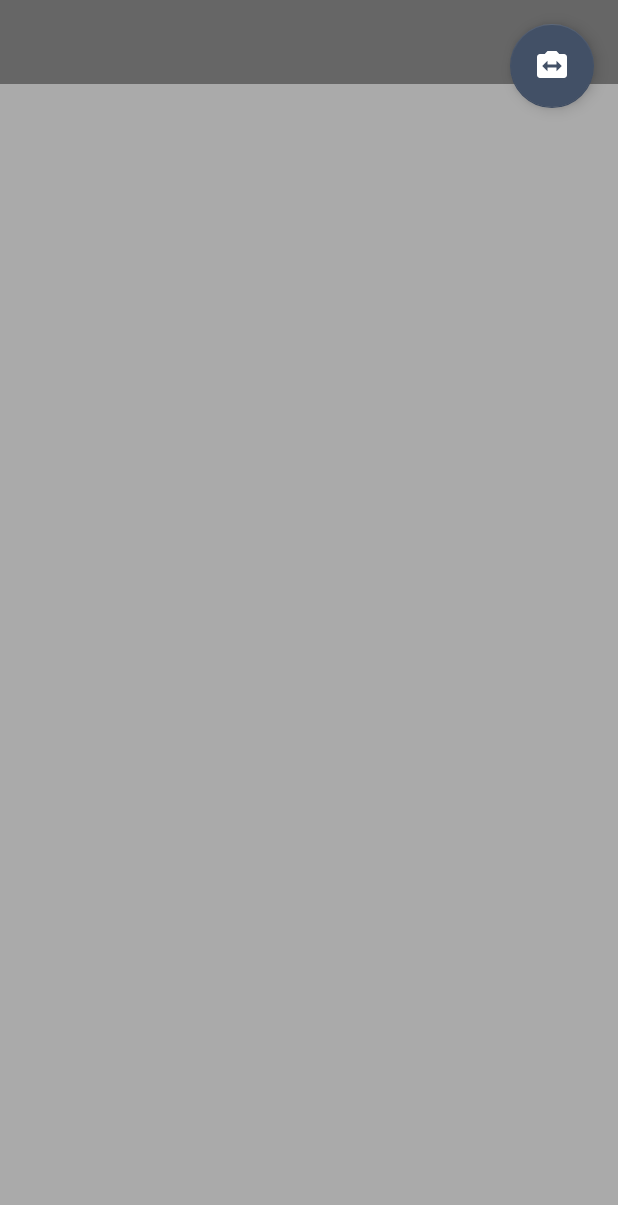
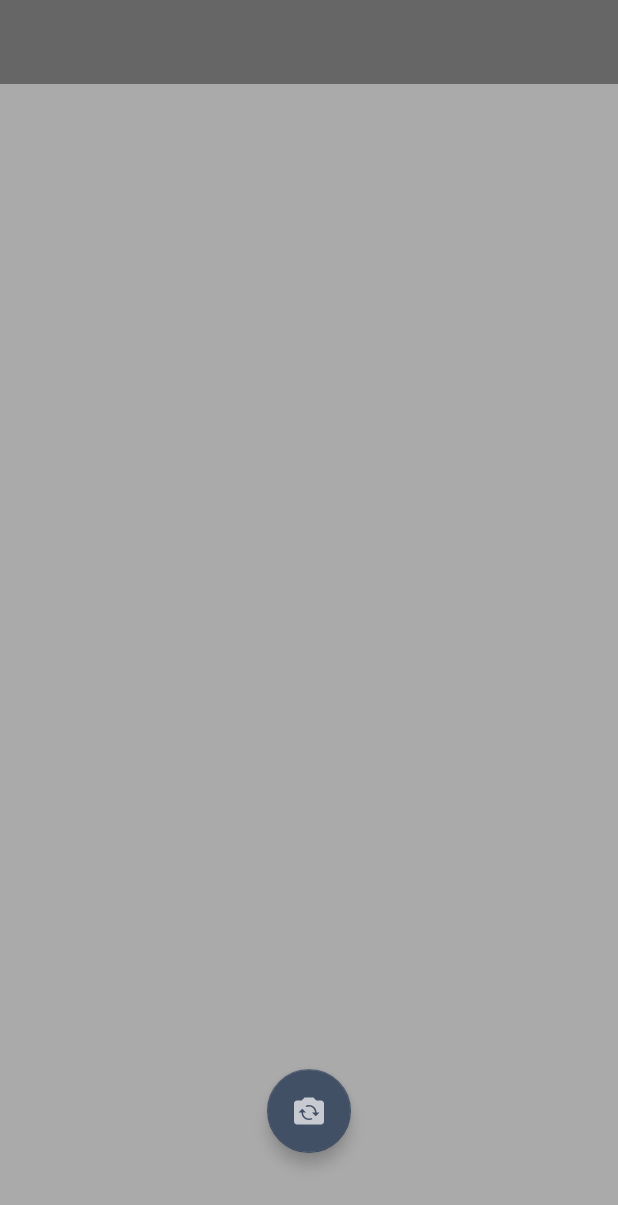
Before and after one commit to Aseptrisna/latihan, an Android app: the layout tfe_od_activity_camera.xml on its own in the app's theme, with its tools: preview values and no code run, on a phone screen of 412 x 824 dp. Shown: the top 1205 px of the screen. Run offline under Robolectric (Android 15) with nearby library versions, the phone set to English and light mode, and no system bars.

```diff
--- a/app/build.gradle
+++ b/app/build.gradle
@@ -43,6 +43,7 @@ dependencies {
     implementation fileTree(dir: 'libs', include: ['*.jar','*.aar'])
     implementation 'androidx.appcompat:appcompat:1.0.0'
     implementation 'androidx.coordinatorlayout:coordinatorlayout:1.0.0'
+    implementation 'androidx.constraintlayout:constraintlayout:2.0.4'
     implementation 'com.google.android.material:material:1.0.0'
     implementation('org.tensorflow:tensorflow-lite:0.0.0-nightly') { changing = true }
     androidTestImplementation 'androidx.test.ext:junit:1.1.1'
--- a/app/src/main/AndroidManifest.xml
+++ b/app/src/main/AndroidManifest.xml
@@ -15,9 +15,9 @@
 
     <application
         android:allowBackup="false"
-        android:icon="@drawable/ic_logo"
+        android:icon="@drawable/fm"
         android:label="@string/tfe_od_app_name"
-        android:roundIcon="@drawable/ic_logo"
+        android:roundIcon="@drawable/fm"
         android:supportsRtl="true"
         android:theme="@style/AppTheme.ObjectDetection">
         <uses-library android:name="org.apache.http.legacy" android:required="false"/>
--- /dev/null
+++ b/app/src/main/assets/labels.txt
@@ -0,0 +1,2 @@
+mask
+no mask
--- a/app/src/main/java/org/tensorflow/lite/examples/detection/Controler/Sensor.java
+++ b/app/src/main/java/org/tensorflow/lite/examples/detection/Controler/Sensor.java
@@ -20,8 +20,10 @@ final Mysensor mysensor;
     public Sensor(Mysensor mysensor) {
         this.mysensor = mysensor;
     }
-    public void Simpan(String mac, String suhu, String keterangan, String gambar){
-        retrofit2.Call<ResponseBody> call = InitRetrofit.getInstance().getApi().SimpanSensor(keterangan,mac,gambar,suhu);
+    public void Simpan(String mac, String suhu, String suhuruangan, String Hasil, String keterangan, String gambar ){
+        Log.d("suhu hasilnya :",Hasil);
+        Log.d("Keterangan :",Hasil);
+        retrofit2.Call<ResponseBody> call = InitRetrofit.getInstance().getApi().SimpanSensor(keterangan,mac,gambar,suhuruangan,suhu,Hasil);
         call.enqueue(new Callback<ResponseBody>() {
             @Override
             public void onResponse(Call<ResponseBody> call, Response<ResponseBody> response) {
--- a/app/src/main/java/org/tensorflow/lite/examples/detection/Server/ApiServices.java
+++ b/app/src/main/java/org/tensorflow/lite/examples/detection/Server/ApiServices.java
@@ -11,8 +11,10 @@ public interface ApiServices {
     @POST("simpan.php")
     Call<ResponseBody> SimpanSensor(
             @Field("Keterangan") String keterangan,
-            @Field("Serial_Number") String serial_nuber,
+            @Field("Serial_Number") String serial_number,
             @Field("Gambar") String gambar,
-            @Field("Suhu_Tubuh") String suhu_tubuh
+            @Field("suhuruangan") String suhuruangan,
+            @Field("Suhu_Tubuh") String suhu_tubuh,
+            @Field("suhuhasil") String suhuhasil
     );
 }
--- a/app/src/main/java/org/tensorflow/lite/examples/detection/Server/InitRetrofit.java
+++ b/app/src/main/java/org/tensorflow/lite/examples/detection/Server/InitRetrofit.java
@@ -8,7 +8,7 @@ public class InitRetrofit {
     //    public  static final  String BASE_IP="http://172.31.0.30";
 //   public static final String BASE_URL ="http://172.31.0.74/Api_TimeUP/Fungsi/";
 //    public static final String BASE_URL =BASE_IP+"/Api_TimeUP/Fungsi/";
-    public static final String BASE_URL ="http://192.168.43.116/API_Covid/";
+    public static final String BASE_URL ="http://192.168.43.247/API_Covid/";
     //    public  static final String Url_Provinsi="http://www.emsifa.com/api-wilayah-indonesia/api/";
     private static InitRetrofit mInstance;
     private Retrofit retrofit;
--- /dev/null
+++ b/app/src/main/res/drawable/ic_baseline_flip_camera_ios_24.xml
@@ -0,0 +1,10 @@
+<vector xmlns:android="http://schemas.android.com/apk/res/android"
+    android:width="24dp"
+    android:height="24dp"
+    android:viewportWidth="24"
+    android:viewportHeight="24"
+    android:tint="?attr/colorControlNormal">
+  <path
+      android:fillColor="@android:color/white"
+      android:pathData="M20,5h-3.17L15,3H9L7.17,5H4C2.9,5 2,5.9 2,7v12c0,1.1 0.9,2 2,2h16c1.1,0 2,-0.9 2,-2V7C22,5.9 21.1,5 20,5zM12,18c-2.76,0 -5,-2.24 -5,-5H5l2.5,-2.5L10,13H8c0,2.21 1.79,4 4,4c0.58,0 1.13,-0.13 1.62,-0.35l0.74,0.74C13.65,17.76 12.86,18 12,18zM16.5,15.5L14,13h2c0,-2.21 -1.79,-4 -4,-4c-0.58,0 -1.13,0.13 -1.62,0.35L9.64,8.62C10.35,8.24 11.14,8 12,8c2.76,0 5,2.24 5,5h2L16.5,15.5z"/>
+</vector>
--- a/app/src/main/res/layout/tfe_od_activity_camera.xml
+++ b/app/src/main/res/layout/tfe_od_activity_camera.xml
@@ -13,28 +13,26 @@
  See the License for the specific language governing permissions and
  limitations under the License.
 -->
-
-<androidx.coordinatorlayout.widget.CoordinatorLayout
-    xmlns:android="http://schemas.android.com/apk/res/android"
+<androidx.constraintlayout.widget.ConstraintLayout xmlns:android="http://schemas.android.com/apk/res/android"
+    xmlns:app="http://schemas.android.com/apk/res-auto"
     xmlns:tools="http://schemas.android.com/tools"
     android:layout_width="match_parent"
     android:layout_height="match_parent"
     android:background="#00000000">
 
-    <RelativeLayout xmlns:android="http://schemas.android.com/apk/res/android"
-        xmlns:tools="http://schemas.android.com/tools"
+    <RelativeLayout
         android:layout_width="match_parent"
         android:layout_height="match_parent"
         android:background="@android:color/darker_gray"
         android:orientation="vertical">
 
-
-        <FrameLayout xmlns:android="http://schemas.android.com/apk/res/android"
-            xmlns:tools="http://schemas.android.com/tools"
+        <FrameLayout
             android:id="@+id/container"
             android:layout_width="match_parent"
             android:layout_height="match_parent"
-            tools:context="org.tensorflow.demo.CameraActivity" />
+            tools:context="org.tensorflow.demo.CameraActivity" >
+
+        </FrameLayout>
 
         <androidx.appcompat.widget.Toolbar
             android:id="@+id/toolbar"
@@ -51,18 +49,34 @@
 
         </androidx.appcompat.widget.Toolbar>
 
+        <TextView
+            android:id="@+id/keterangan"
+            android:layout_width="match_parent"
+            android:layout_height="50dp"
+            android:layout_marginLeft="10dp"
+            android:layout_marginTop="435dp"
+            android:layout_marginRight="10dp"
+            android:layout_marginBottom="20dp"
+            android:gravity="center"
+            android:text=""
+            android:textColor="@color/common_google_signin_btn_text_dark_default"
+            android:textSize="25dp"
+            android:textStyle="normal"
+            tools:ignore="MissingConstraints" />
+
     </RelativeLayout>
-<!--    <include-->
-<!--        android:id="@+id/bottom_sheet_layout"-->
-<!--        layout="@layout/tfe_od_layout_bottom_sheet" />-->
 
     <com.google.android.material.floatingactionbutton.FloatingActionButton
         android:id="@+id/fab"
         android:layout_width="wrap_content"
         android:layout_height="wrap_content"
-        android:layout_gravity="end|top"
-        android:src="@drawable/ic_baseline_switch_camera_24"
-        android:layout_margin="16dp" />
+        android:layout_marginBottom="55dp"
+        android:contentDescription="@null"
+        app:layout_constraintBottom_toBottomOf="parent"
+        app:layout_constraintEnd_toEndOf="parent"
+        app:layout_constraintStart_toStartOf="parent"
+        android:src="@drawable/ic_baseline_flip_camera_ios_24"/>
+
     <TextView
         android:id="@+id/valuesuhu"
         android:gravity="center"
@@ -73,21 +87,9 @@
         android:layout_marginBottom="20dp"
         android:layout_marginLeft="10dp"
         android:layout_marginRight="10dp"
-        android:layout_marginTop="480dp"
+        android:layout_marginTop="360dp"
         android:layout_width="match_parent"
-        android:layout_height="50dp"/>
-    <TextView
-        android:id="@+id/keterangan"
-        android:gravity="center"
-        android:textColor="@color/common_google_signin_btn_text_dark_default"
-        android:text=""
-        android:textSize="25dp"
-        android:textStyle="normal"
-        android:layout_marginBottom="20dp"
-        android:layout_marginLeft="10dp"
-        android:layout_marginRight="10dp"
-        android:layout_marginTop="520dp"
-        android:layout_width="match_parent"
-        android:layout_height="50dp"/>
+        android:layout_height="50dp"
+        tools:ignore="MissingConstraints" />
 
-</androidx.coordinatorlayout.widget.CoordinatorLayout>
+</androidx.constraintlayout.widget.ConstraintLayout>
--- a/app/src/main/res/values/strings.xml
+++ b/app/src/main/res/values/strings.xml
@@ -1,4 +1,4 @@
 <resources>
-    <string name="tfe_od_app_name" translation_description="Object Detection demo app [CHAR_LIMIT=40]">E-Masker</string>
+    <string name="tfe_od_app_name" translation_description="Object Detection demo app [CHAR_LIMIT=40]">Portable Clean C19</string>
     <string name="tfe_od_camera_error" translation_description="Error regarding camera support[CHAR_LIMIT=40]">This device doesn\'t support Camera2 API.</string>
 </resources>
--- a/build.gradle
+++ b/build.gradle
@@ -8,7 +8,7 @@ buildscript {
         mavenLocal()
     }
     dependencies {
-        classpath 'com.android.tools.build:gradle:4.1.1'
+        classpath 'com.android.tools.build:gradle:4.2.2'
         classpath 'de.undercouch:gradle-download-task:3.4.3'
 
         // NOTE: Do not place your application dependencies here; they belong
```
Also changed, not shown: app/src/main/java/org/tensorflow/lite/examples/detection/CameraActivity.java (+84 -32 lines), app/src/main/java/org/tensorflow/lite/examples/detection/DetectorActivity.java (+10 -7 lines), app/src/main/res/drawable-mdpi/fm.png (added), gradle/wrapper/gradle-wrapper.properties, 3 other files.
